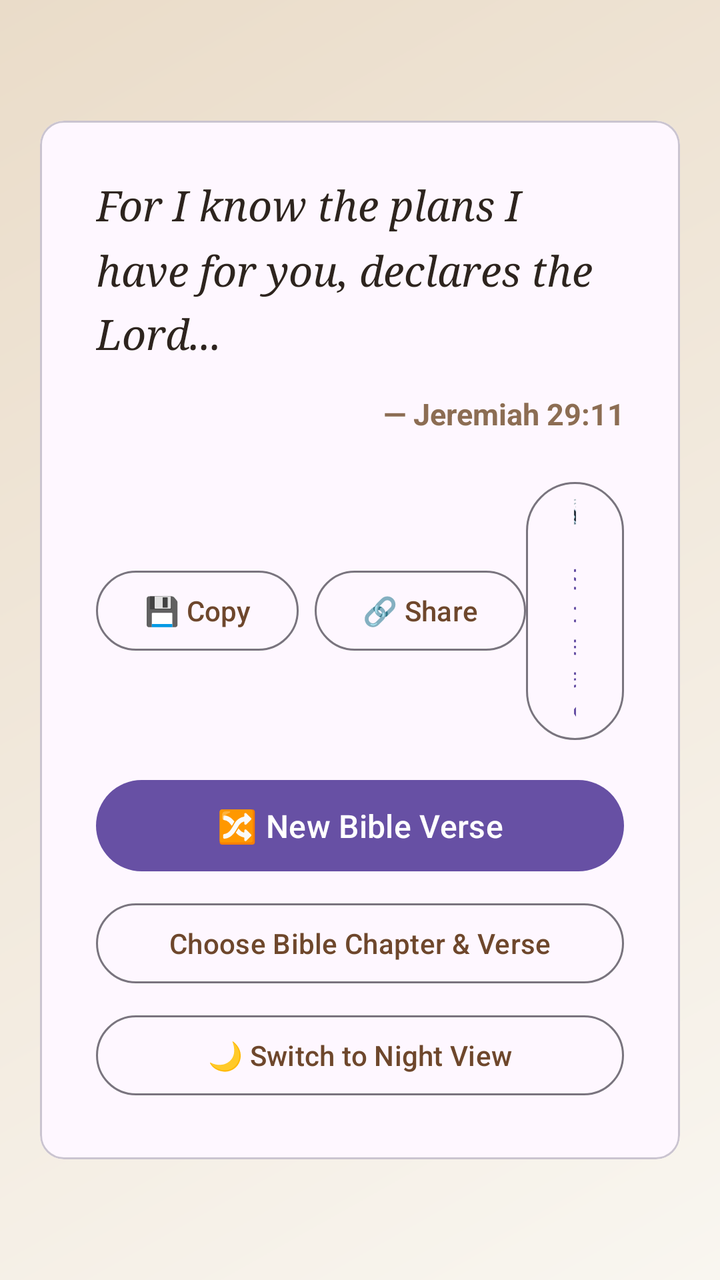
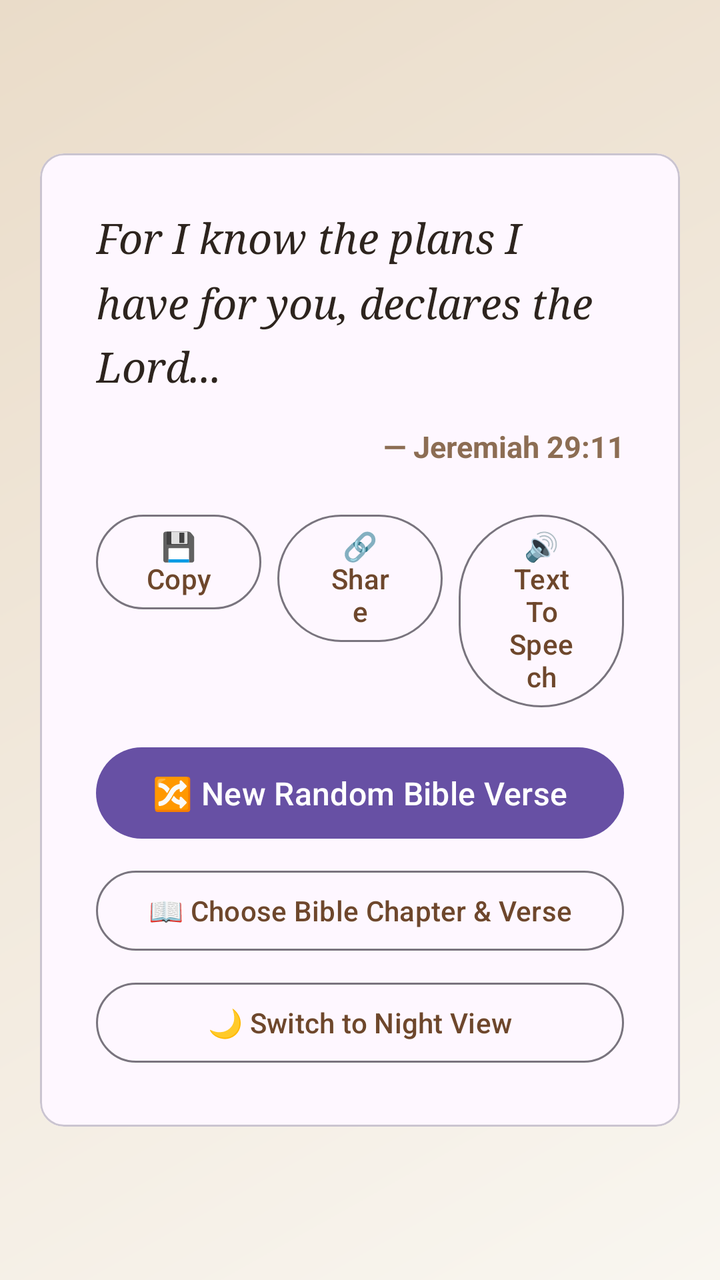

An Android layout rendered at two revisions. The XML below is the earlier revision; the diff shows what the commit changed to produce the second picture.
<!-- AndroidManifest.xml: application theme Theme.RandomBibleVerse -->
<!-- res/layout/activity_main.xml -->
<?xml version="1.0" encoding="utf-8"?>
<RelativeLayout xmlns:android="http://schemas.android.com/apk/res/android"
    xmlns:app="http://schemas.android.com/apk/auto"
    android:layout_width="match_parent"
    android:layout_height="match_parent"
    android:background="@drawable/bg_gradient">

    
    <com.google.android.material.card.MaterialCardView
        android:id="@+id/verseCard"
        android:layout_width="match_parent"
        android:layout_height="wrap_content"
        android:layout_centerInParent="true"
        android:layout_margin="20dp"
        app:cardCornerRadius="20dp"
        app:cardElevation="8dp"
        app:cardBackgroundColor="#FFFFFF"
        app:strokeWidth="1dp"
        app:strokeColor="#E8E2D5">

        <LinearLayout
            android:layout_width="match_parent"
            android:layout_height="wrap_content"
            android:orientation="vertical"
            android:padding="28dp">

            
            <TextView
                android:id="@+id/tvVerseText"
                android:layout_width="match_parent"
                android:layout_height="wrap_content"
                android:text="For I know the plans I have for you, declares the Lord..."
                android:textSize="21sp"
                android:textColor="#2D241E"
                android:fontFamily="serif"
                android:lineSpacingMultiplier="1.3"
                android:textStyle="italic" />

            
            <TextView
                android:id="@+id/tvVerseRef"
                android:layout_width="match_parent"
                android:layout_height="wrap_content"
                android:layout_marginTop="16dp"
                android:text="— Jeremiah 29:11"
                android:textSize="15sp"
                android:textColor="#8C6D53"
                android:textStyle="bold"
                android:gravity="end" />

            
            <LinearLayout
                android:layout_width="match_parent"
                android:layout_height="wrap_content"
                android:layout_marginTop="20dp"
                android:orientation="horizontal"
                android:gravity="center">
                
                
                <com.google.android.material.button.MaterialButton
                    android:id="@+id/btnCopy"
                    style="?attr/materialButtonOutlinedStyle"
                    android:layout_width="wrap_content"
                    android:layout_height="wrap_content"
                    android:text="💾 Copy"
                    android:textColor="#6E472C"
                    app:strokeColor="#6E472C"
                    android:layout_marginEnd="8dp" />
                
                
                <com.google.android.material.button.MaterialButton
                    android:id="@+id/btnShare"
                    style="?attr/materialButtonOutlinedStyle"
                    android:layout_width="wrap_content"
                    android:layout_height="wrap_content"
                    android:text="🔗 Share"
                    android:textColor="#6E472C"
                    app:strokeColor="#6E472C" />

                
                <com.google.android.material.button.MaterialButton
                    android:id="@+id/btnSpeak"
                    style="?attr/materialButtonOutlinedStyle"
                    android:layout_width="wrap_content"
                    android:layout_height="wrap_content"
                    android:text="🔊 Speak"/>
            </LinearLayout>

            
            <com.google.android.material.button.MaterialButton
                android:id="@+id/btnRefresh"
                android:layout_width="match_parent"
                android:layout_height="wrap_content"
                android:layout_marginTop="12dp"
                android:text="🔀 New Bible Verse"
                android:textSize="16sp"
                android:paddingVertical="12dp"
                app:backgroundTint="#6E472C"
                app:cornerRadius="12dp" />

            
            <com.google.android.material.button.MaterialButton
                android:id="@+id/btnSelectManual"
                style="?attr/materialButtonOutlinedStyle"
                android:layout_width="match_parent"
                android:layout_height="wrap_content"
                android:layout_marginTop="8dp"
                android:text="Choose Bible Chapter &amp; Verse"
                android:textColor="#6E472C"
                app:strokeColor="#6E472C"
                app:cornerRadius="12dp" />

            
            <com.google.android.material.button.MaterialButton
                android:id="@+id/btnToggleTheme"
                style="?attr/materialButtonOutlinedStyle"
                android:layout_width="match_parent"
                android:layout_height="wrap_content"
                android:layout_marginTop="8dp"
                android:text="🌙 Switch to Night View"
                android:textColor="#6E472C"
                app:strokeColor="#6E472C"
                app:cornerRadius="12dp" />

        </LinearLayout>
    </com.google.android.material.card.MaterialCardView>
</RelativeLayout>
<!-- resources referenced by this layout -->
<resources>
  <!-- drawable bg_gradient (drawable) -->
  <?xml version="1.0" encoding="utf-8"?>
  <shape xmlns:android="http://schemas.android.com/apk/res/android"
      android:shape="rectangle">
      <gradient
          android:angle="135"
          android:startColor="#F9F6F0"
          android:endColor="#EADcc9"
          android:type="linear" />
  </shape>
  <style name="Theme.RandomBibleVerse" parent="Theme.Material3.DayNight.NoActionBar">
          
      </style>
</resources>

<!-- the commit's change to res/layout/activity_main.xml (unified diff, before → after) -->
@@ -54,36 +54,44 @@
                 android:layout_height="wrap_content"
                 android:layout_marginTop="20dp"
                 android:orientation="horizontal"
-                android:gravity="center">
+                android:weightSum="3">
                 
                 
                 <com.google.android.material.button.MaterialButton
                     android:id="@+id/btnCopy"
                     style="?attr/materialButtonOutlinedStyle"
-                    android:layout_width="wrap_content"
+                    android:layout_width="0dp"
                     android:layout_height="wrap_content"
+                    android:layout_weight="1"
                     android:text="💾 Copy"
                     android:textColor="#6E472C"
                     app:strokeColor="#6E472C"
-                    android:layout_marginEnd="8dp" />
+                    android:layout_marginEnd="4dp" />
                 
                 
                 <com.google.android.material.button.MaterialButton
                     android:id="@+id/btnShare"
                     style="?attr/materialButtonOutlinedStyle"
-                    android:layout_width="wrap_content"
+                    android:layout_width="0dp"
                     android:layout_height="wrap_content"
+                    android:layout_weight="1"
                     android:text="🔗 Share"
                     android:textColor="#6E472C"
-                    app:strokeColor="#6E472C" />
+                    app:strokeColor="#6E472C"
+                    android:layout_marginStart="4dp"
+                    android:layout_marginEnd="4dp" />
 
                 
                 <com.google.android.material.button.MaterialButton
                     android:id="@+id/btnSpeak"
                     style="?attr/materialButtonOutlinedStyle"
-                    android:layout_width="wrap_content"
+                    android:layout_width="0dp"
                     android:layout_height="wrap_content"
-                    android:text="🔊 Speak"/>
+                    android:layout_weight="1"
+                    android:text="🔊 Text To Speech"
+                    android:textColor="#6E472C"
+                    app:strokeColor="#6E472C"
+                    android:layout_marginStart="4dp" />
             </LinearLayout>
 
             
@@ -92,7 +100,7 @@
                 android:layout_width="match_parent"
                 android:layout_height="wrap_content"
                 android:layout_marginTop="12dp"
-                android:text="🔀 New Bible Verse"
+                android:text="🔀 New Random Bible Verse"
                 android:textSize="16sp"
                 android:paddingVertical="12dp"
                 app:backgroundTint="#6E472C"
@@ -105,7 +113,7 @@
                 android:layout_width="match_parent"
                 android:layout_height="wrap_content"
                 android:layout_marginTop="8dp"
-                android:text="Choose Bible Chapter &amp; Verse"
+                android:text="📖 Choose Bible Chapter &amp; Verse"
                 android:textColor="#6E472C"
                 app:strokeColor="#6E472C"
                 app:cornerRadius="12dp" />
